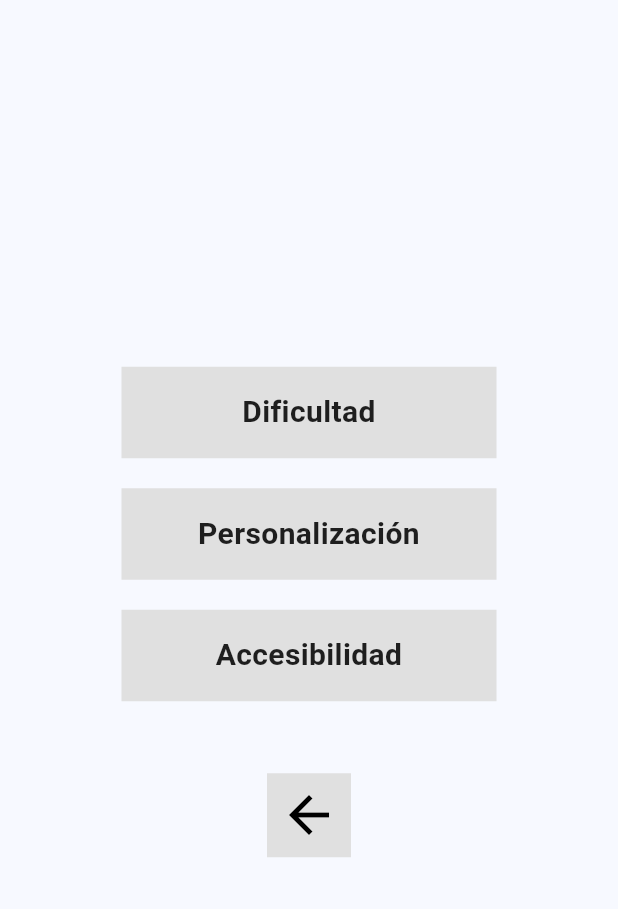
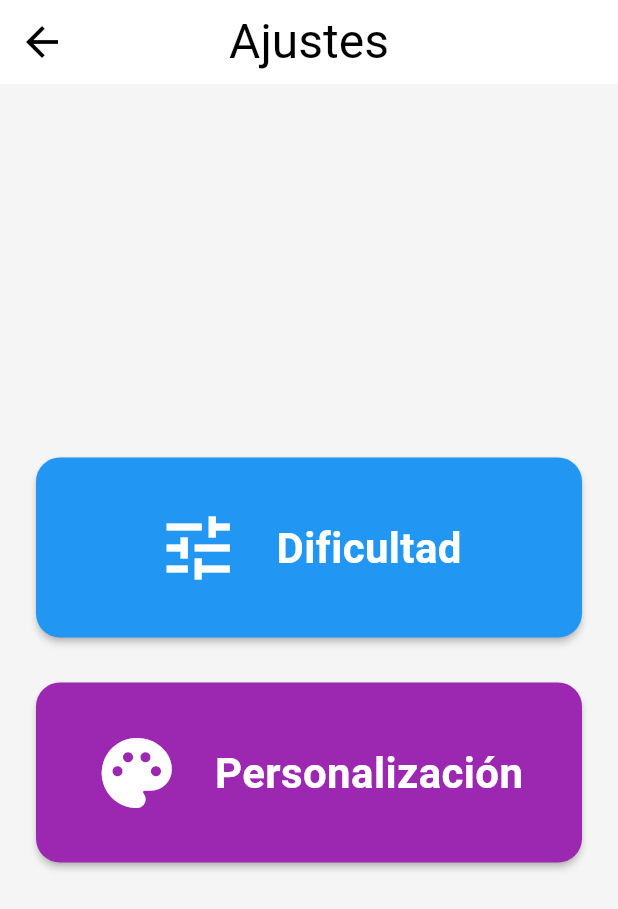
Before and after one commit to Tonips22/POPI, a Flutter app: the SettingsScreen screen opened directly, on a phone screen of 412 x 824 dp. Shown: the top 909 px of the screen. Run offline on Flutter 3.47's test engine with Material 3 defaults, Android fonts, the light colour scheme and no system bars; our stand-ins replace cloud_firestore, firebase_core, flutter_tts; accounts and stored records are empty.

Commit message:
refactor: mejorar la pantalla de ajustes con un diseño de tarjeta para las opciones

```diff
--- a/lib/screens/settings_screen.dart
+++ b/lib/screens/settings_screen.dart
@@ -8,13 +8,38 @@ class SettingsScreen extends StatelessWidget {
   @override
   Widget build(BuildContext context) {
     return Scaffold(
+      backgroundColor: Colors.grey[100],
+
+      appBar: AppBar(
+        leading: IconButton(
+          icon: const Icon(Icons.arrow_back, size: 32),
+          onPressed: () {
+            Navigator.pop(context);
+          },
+        ),
+        title: const Text(
+          'Ajustes',
+          style: TextStyle(
+            fontSize: 32,
+          ),
+        ),
+        centerTitle: true,
+        backgroundColor: Colors.white,
+        foregroundColor: Colors.black,
+        elevation: 0,
+      ),
+
       body: Center(
+        child: Padding(
+          padding: const EdgeInsets.all(24.0),
           child: Column(
             mainAxisAlignment: MainAxisAlignment.center,
             children: [
-            _buildOptionButton(
-              context,
-              'Dificultad',
+              // === OPCIÓN 1: DIFICULTAD ===
+              _SettingsOptionCard(
+                icon: Icons.tune,
+                title: 'Dificultad',
+                backgroundColor: Colors.blue,
                 onTap: () {
                   Navigator.push(
                     context,
@@ -24,9 +49,14 @@ class SettingsScreen extends StatelessWidget {
                   );
                 },
               ),
-            const SizedBox(height: 20),
-            _buildOptionButton(context,
-                'Personalización',
+
+              const SizedBox(height: 30),
+
+              // === OPCIÓN 2: PERSONALIZACIÓN ===
+              _SettingsOptionCard(
+                icon: Icons.palette,
+                title: 'Personalización',
+                backgroundColor: Colors.purple,
                 onTap: () {
                   Navigator.push(
                     context,
@@ -34,83 +64,65 @@ class SettingsScreen extends StatelessWidget {
                       builder: (context) => const CustomizationScreen(),
                     ),
                   );
-              }
-            ),
-            const SizedBox(height: 20),
-            _buildOptionButton(context, 'Accesibilidad'),
-            const SizedBox(height: 40),
-            IconButton(
-              iconSize: 40,
-              color: Colors.black,
-              onPressed: () => Navigator.pop(context),
-              icon: Container(
-                color: Colors.grey[300],
-                padding: const EdgeInsets.all(8),
-                child: const Icon(Icons.arrow_back),
-              ),
+                },
               ),
             ],
-        ),
-      ),
-    );
-  }
-
-  Widget _buildOptionButton(BuildContext context, String label,
-      {VoidCallback? onTap}) {
-    return _HoverButton(
-      label: label,
-      onTap: onTap,
-    );
-  }
-}
-
-class _HoverButton extends StatefulWidget {
-  final String label;
-  final VoidCallback? onTap;
-
-  const _HoverButton({required this.label, this.onTap});
-
-  @override
-  State<_HoverButton> createState() => _HoverButtonState();
-}
-
-class _HoverButtonState extends State<_HoverButton> {
-  bool _isHovered = false;
-
-  @override
-  Widget build(BuildContext context) {
-    return MouseRegion(
-      onEnter: (_) => setState(() => _isHovered = true),
-      onExit: (_) => setState(() => _isHovered = false),
-      child: GestureDetector(
-        onTap: widget.onTap,
-        child: AnimatedContainer(
-          duration: const Duration(milliseconds: 200),
-          width: 250,
-          padding: const EdgeInsets.symmetric(vertical: 16),
-          decoration: BoxDecoration(
-            color: _isHovered ? Colors.grey[400] : Colors.grey[300],
-            boxShadow: _isHovered
-                ? [
-              BoxShadow(
-                color: Colors.black,
-                offset: const Offset(0, 3),
-                blurRadius: 5,
-              ),
-            ]
-                : [],
-          ),
-          child: Text(
-            widget.label,
-            textAlign: TextAlign.center,
-            style: TextStyle(
-              fontSize: 20,
-              fontWeight: FontWeight.bold,
-              color: _isHovered ? Colors.black : Colors.black87,
-            ),
           ),
         ),
       ),
     );
   }
 }
+
+/// Widget personalizado para cada opción de ajustes
+class _SettingsOptionCard extends StatelessWidget {
+  final IconData icon;
+  final String title;
+  final Color backgroundColor;
+  final VoidCallback onTap;
+
+  const _SettingsOptionCard({
+    required this.icon,
+    required this.title,
+    required this.backgroundColor,
+    required this.onTap,
+  });
+
+  @override
+  Widget build(BuildContext context) {
+    return Material(
+      color: backgroundColor,
+      borderRadius: BorderRadius.circular(16),
+      elevation: 2,
+      child: InkWell(
+        onTap: onTap,
+        borderRadius: BorderRadius.circular(16),
+        child: Container(
+          width: 400,
+          padding: const EdgeInsets.all(32.0),
+          child: Row(
+            mainAxisAlignment: MainAxisAlignment.center,
+            children: [
+              // Icono grande en blanco
+              Icon(
+                icon,
+                size: 56,
+                color: Colors.white,
+              ),
+              const SizedBox(width: 24),
+              // Título al lado del icono
+              Text(
+                title,
+                style: const TextStyle(
+                  fontSize: 28,
+                  fontWeight: FontWeight.w600,
+                  color: Colors.white,
+                ),
+              ),
+            ],
+          ),
+        ),
+      ),
+    );
+  }
+}
```
Lines whose indentation alone changed are shown as unchanged.
